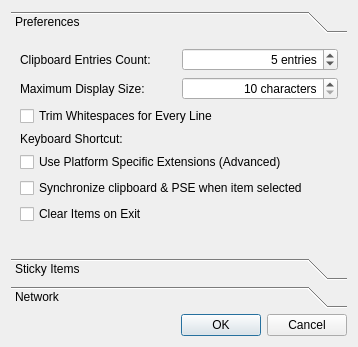
The window that src/qlipperpreferencesdialog.ui (pvanek/qlipper) describes before a commit, drawn with Qt 5.
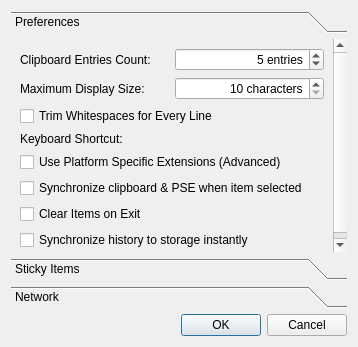
The same window after the commit. Custom widgets are drawn as their Qt base class.

Commit message:
Make history items synchronization configurable
Let the user decide if he/she wants the history to be synchrnoized to
disk instantly (on each copy). Many times saving the history on app
exit is enough.

The edit to the form file:
```diff
--- a/src/qlipperpreferencesdialog.ui
+++ b/src/qlipperpreferencesdialog.ui
@@ -60,7 +60,7 @@
          </item>
         </layout>
        </item>
-       <item row="8" column="1">
+       <item row="9" column="1">
         <spacer name="verticalSpacer">
          <property name="orientation">
           <enum>Qt::Vertical</enum>
@@ -162,6 +162,13 @@
          </property>
         </widget>
        </item>
+       <item row="8" column="0" colspan="2">
+        <widget class="QCheckBox" name="synchronizeHistory">
+         <property name="text">
+          <string>Synchronize history to storage instantly</string>
+         </property>
+        </widget>
+       </item>
       </layout>
      </widget>
      <widget class="QWidget" name="page_2">
```
The commit also changes 4 other files.
